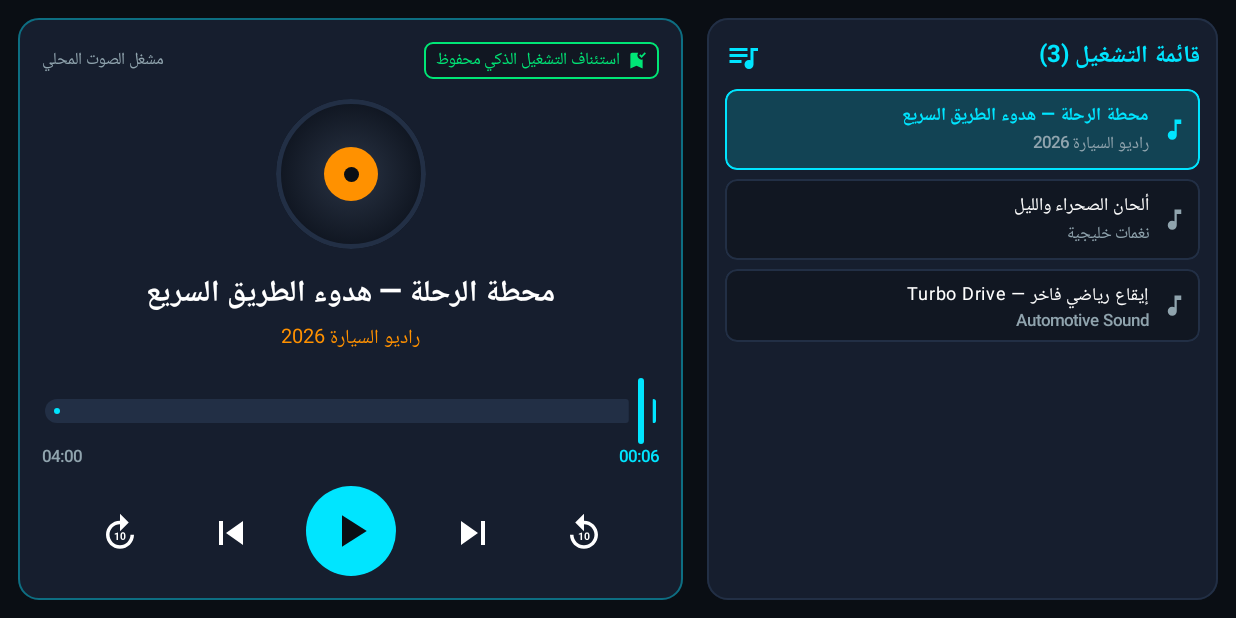
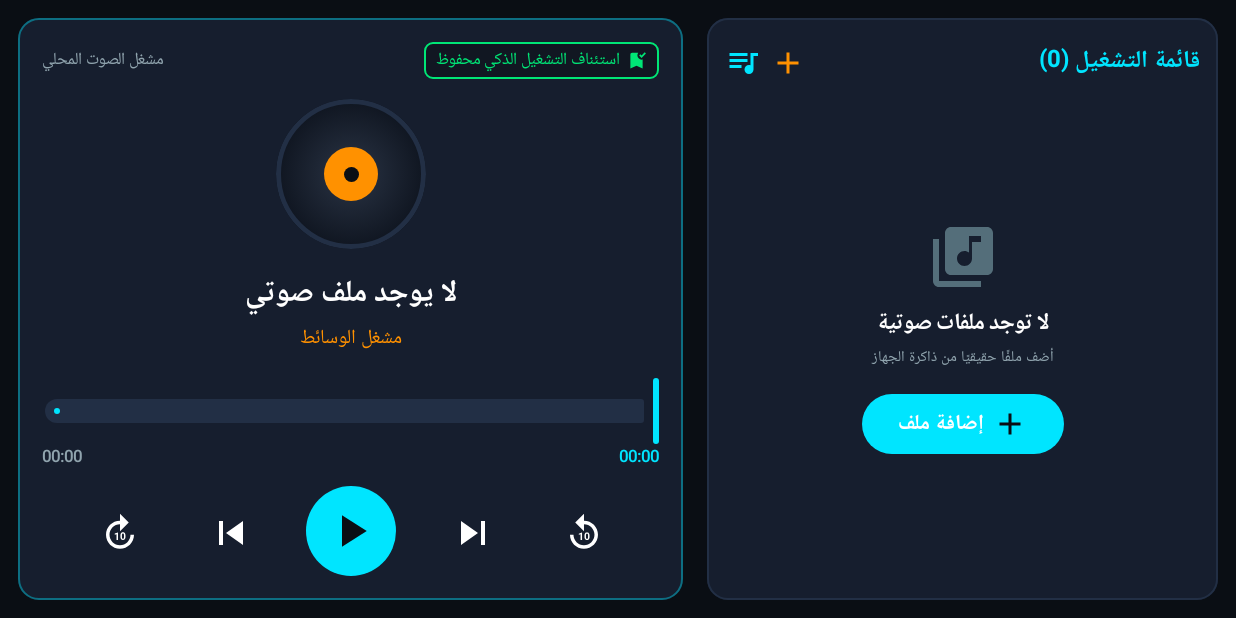
Before and after one commit to abo-sultann/Launcher.2026, an Android app built with Jetpack Compose: the composable MusicPlayerScreen shown on its own in the app's theme, on a phone screen of 824 x 412 dp (held sideways). Run offline under Robolectric (Android 15) with nearby library versions, the light colour scheme and no system bars.

Commit message:
Harden map imports, migrate widget tones, and clean music library

```diff
--- a/app/src/main/java/com/example/MainActivity.kt
+++ b/app/src/main/java/com/example/MainActivity.kt
@@ -96,6 +96,12 @@
             val locationGranted = ContextCompat.checkSelfPermission(this, Manifest.permission.ACCESS_FINE_LOCATION) == PackageManager.PERMISSION_GRANTED ||
                 ContextCompat.checkSelfPermission(this, Manifest.permission.ACCESS_COARSE_LOCATION) == PackageManager.PERMISSION_GRANTED
             if (locationGranted) mainViewModel.restartGps()
+            val audioGranted = if (Build.VERSION.SDK_INT >= 33) {
+                ContextCompat.checkSelfPermission(this, Manifest.permission.READ_MEDIA_AUDIO) == PackageManager.PERMISSION_GRANTED
+            } else {
+                ContextCompat.checkSelfPermission(this, Manifest.permission.READ_EXTERNAL_STORAGE) == PackageManager.PERMISSION_GRANTED
+            }
+            if (audioGranted) mainViewModel.refreshMusicLibrary()
         }
     }
 
--- a/app/src/main/java/com/example/data/MusicPlayerService.kt
+++ b/app/src/main/java/com/example/data/MusicPlayerService.kt
@@ -74,9 +74,12 @@
                     if (lastPath != null) {
                         val matched = tracks.find { it.dataPath == lastPath } ?: tracks.firstOrNull()
                         if (matched != null) {
+                            val safePosition = if (matched.dataPath == lastPath) {
+                                lastPos.coerceIn(0L, matched.durationMs.coerceAtLeast(0L))
+                            } else 0L
                             _playbackState.value = _playbackState.value.copy(
                                 currentTrack = matched,
-                                currentPositionMs = lastPos,
+                                currentPositionMs = safePosition,
                                 durationMs = matched.durationMs
                             )
                         }
@@ -150,36 +153,8 @@
             Log.e(TAG, "Error scanning MediaStore for audio", e)
         }
 
-        if (tracks.isEmpty()) tracks.addAll(getBuiltInFallbackTracks())
         return tracks
     }
-
-    private fun getBuiltInFallbackTracks(): List<MusicTrack> = listOf(
-        MusicTrack(
-            id = 1L,
-            title = "محطة الرحلة — هدوء الطريق السريع",
-            artist = "راديو السيارة 2026",
-            album = "موسيقى القيادة الهادئة",
-            durationMs = 240000L,
-            dataPath = "demo://track1"
-        ),
-        MusicTrack(
-            id = 2L,
-            title = "ألحان الصحراء والليل",
-            artist = "نغمات خليجية",
-            album = "طريق السفر",
-            durationMs = 310000L,
-            dataPath = "demo://track2"
-        ),
-        MusicTrack(
-            id = 3L,
-            title = "إيقاع رياضي فاخر — Turbo Drive",
-            artist = "Automotive Sound",
-            album = "Sports Cockpit",
-            durationMs = 195000L,
-            dataPath = "demo://track3"
-        )
-    )
 
     @Suppress("DEPRECATION")
     private fun requestAudioFocus() {
@@ -198,20 +173,6 @@
         try {
             requestAudioFocus()
             stopCurrentPlayer()
-            if (track.dataPath.startsWith("demo://")) {
-                _playbackState.value = _playbackState.value.copy(
-                    currentTrack = track,
-                    isPlaying = true,
-                    currentPositionMs = startPositionMs,
-                    durationMs = track.durationMs,
-                    errorMessage = null
-                )
-                startProgressTracker()
-                saveResumeState(track.dataPath, startPositionMs)
-                updateMediaSessionState()
-                return
-            }
-
             val file = File(track.dataPath)
             if (!file.exists()) {
                 _playbackState.value = _playbackState.value.copy(errorMessage = "الملف غير موجود في الذاكرة")
@@ -282,13 +243,6 @@
             return
         }
         requestAudioFocus()
-        if (track.dataPath.startsWith("demo://")) {
-            _playbackState.value = _playbackState.value.copy(isPlaying = true)
-            startProgressTracker()
-            updateMediaSessionState()
-            return
-        }
-
         try {
             if (mediaPlayer == null) {
                 playTrack(track, _playbackState.value.currentPositionMs)
@@ -389,15 +343,7 @@
                 delay(1000L)
                 val currentTrack = _playbackState.value.currentTrack
                 if (currentTrack != null) {
-                    val pos = if (mediaPlayer != null && mediaPlayer?.isPlaying == true) {
-                        mediaPlayer?.currentPosition?.toLong() ?: _playbackState.value.currentPositionMs
-                    } else {
-                        val simulated = _playbackState.value.currentPositionMs + 1000L
-                        if (simulated >= _playbackState.value.durationMs) {
-                            playNext()
-                            0L
-                        } else simulated
-                    }
+                    val pos = mediaPlayer?.currentPosition?.toLong() ?: _playbackState.value.currentPositionMs
                     _playbackState.value = _playbackState.value.copy(currentPositionMs = pos)
                     saveResumeState(currentTrack.dataPath, pos)
                     updateMediaSessionState()
--- a/app/src/main/java/com/example/ui/screens/MusicPlayerScreen.kt
+++ b/app/src/main/java/com/example/ui/screens/MusicPlayerScreen.kt
@@ -1,5 +1,7 @@
 package com.example.ui.screens
 
+import androidx.activity.compose.rememberLauncherForActivityResult
+import androidx.activity.result.contract.ActivityResultContracts
 import androidx.compose.foundation.background
 import androidx.compose.foundation.border
 import androidx.compose.foundation.clickable
@@ -33,6 +35,13 @@
     val playbackState by viewModel.playbackState.collectAsState()
     val track = playbackState.currentTrack
     val isPlaying = playbackState.isPlaying
+    val musicPicker = rememberLauncherForActivityResult(ActivityResultContracts.GetContent()) { uri ->
+        uri?.let(viewModel::importMusicUri)
+    }
+    val addMusic = {
+        viewModel.prepareForExternalPicker()
+        musicPicker.launch("audio/*")
+    }
 
     val currentMin = (playbackState.currentPositionMs / 1000) / 60
     val currentSec = (playbackState.currentPositionMs / 1000) % 60
@@ -67,7 +76,12 @@
                         style = MaterialTheme.typography.titleMedium.copy(fontWeight = FontWeight.Bold),
                         color = CyanNeon
                     )
-                    Icon(Icons.Default.QueueMusic, contentDescription = null, tint = CyanNeon)
+                    Row(verticalAlignment = Alignment.CenterVertically) {
+                        IconButton(onClick = addMusic, modifier = Modifier.size(34.dp)) {
+                            Icon(Icons.Default.Add, contentDescription = "إضافة ملف صوتي", tint = AmberRacing)
+                        }
+                        Icon(Icons.Default.QueueMusic, contentDescription = null, tint = CyanNeon)
+                    }
                 }
 
                 Spacer(modifier = Modifier.height(8.dp))
@@ -76,6 +90,22 @@
                     modifier = Modifier.fillMaxSize(),
                     verticalArrangement = Arrangement.spacedBy(6.dp)
                 ) {
+                    if (playbackState.playlist.isEmpty()) {
+                        item {
+                            Column(
+                                modifier = Modifier.fillParentMaxSize(),
+                                verticalArrangement = Arrangement.Center,
+                                horizontalAlignment = Alignment.CenterHorizontally
+                            ) {
+                                Icon(Icons.Default.LibraryMusic, null, tint = TextMuted, modifier = Modifier.size(48.dp))
+                                Spacer(Modifier.height(8.dp))
+                                Text("لا توجد ملفات صوتية", color = TextPrimary, fontWeight = FontWeight.Bold)
+                                Text("أضف ملفًا حقيقيًا من ذاكرة الجهاز", color = TextSecondary, fontSize = 10.sp)
+                                Spacer(Modifier.height(10.dp))
+                                Button(onClick = addMusic) { Icon(Icons.Default.Add, null); Spacer(Modifier.width(5.dp)); Text("إضافة ملف") }
+                            }
+                        }
+                    }
                     items(playbackState.playlist, key = { it.id }) { item ->
                         val isCurrent = item.dataPath == track?.dataPath
                         Surface(
--- a/app/src/main/java/com/example/ui/widgets/MusicWidgets.kt
+++ b/app/src/main/java/com/example/ui/widgets/MusicWidgets.kt
@@ -41,7 +41,7 @@
     val widgetColors = resolvedWidgetColors()
     val track = playbackState.currentTrack
     val title = track?.title ?: "لا توجد موسيقى مشغلة"
-    val artist = track?.artist ?: "مشغل السيارة 2026"
+    val artist = track?.artist ?: "أضف ملفًا صوتيًا من الإعدادات"
     val isPlaying = playbackState.isPlaying
 
     val progressFraction = if (playbackState.durationMs > 0) {
```
Also changed, not shown: app/src/main/java/com/example/data/OfflineMapEngine.kt (+4 -3 lines), app/src/main/java/com/example/ui/viewmodel/MainViewModel.kt (+39 -7 lines), 1 other file.
